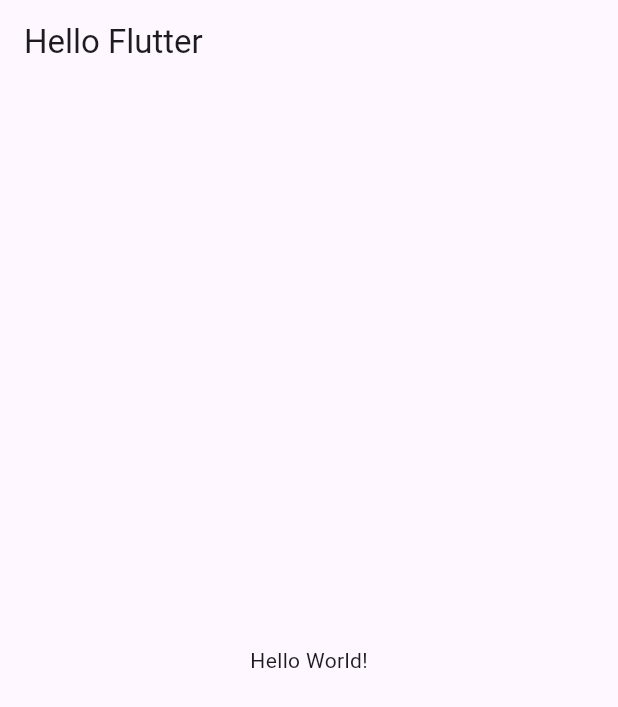
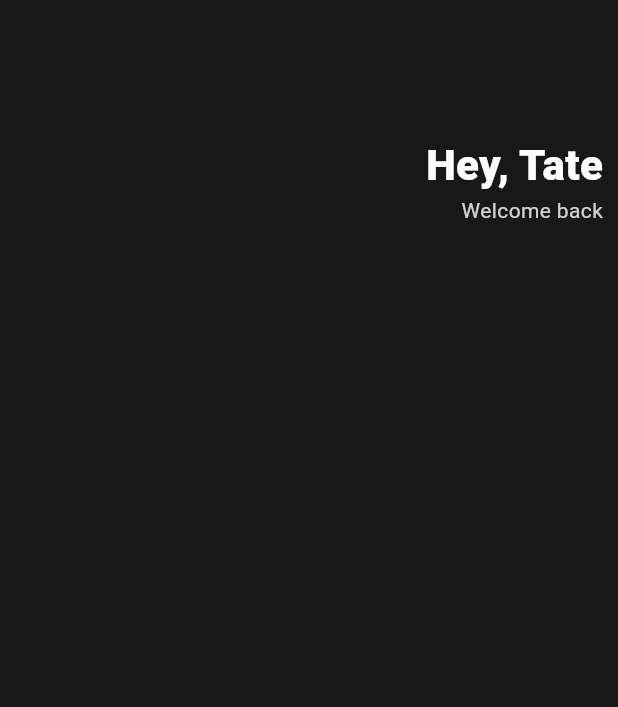
Before and after one commit to hwangtate/toonflix, a Flutter app: the screen it shows after launch, on a phone screen of 412 x 824 dp. Shown: the top 707 px of the screen. Run offline on Flutter 3.47's test engine with Material 3 defaults, Android fonts, the phone set to English and light mode, and no system bars.

Commit message:
가독성 심각하다

```diff
--- a/lib/main.dart
+++ b/lib/main.dart
@@ -9,11 +9,41 @@ class App extends StatelessWidget {
   Widget build(BuildContext context) {
     return MaterialApp(
       home: Scaffold(
-        appBar: AppBar(
-          title: Text("Hello Flutter"),
-        ),
-        body: Center(
-          child: Text("Hello World!"),
+        backgroundColor: Color(0xFF181818),
+        body: Padding(
+          padding: EdgeInsets.all(10),
+          child: Column(
+            children: [
+              SizedBox(
+                height: 80,
+              ),
+              Row(
+                mainAxisAlignment: MainAxisAlignment.end,
+                children: [
+                  Column(
+                    crossAxisAlignment: CrossAxisAlignment.end,
+                    children: [
+                      Text(
+                        "Hey, Tate",
+                        style: TextStyle(
+                          color: Colors.white,
+                          fontSize: 28,
+                          fontWeight: FontWeight.w800,
+                        ),
+                      ),
+                      Text(
+                        "Welcome back",
+                        style: TextStyle(
+                          color: Colors.white.withOpacity(0.8),
+                          fontSize: 14,
+                        ),
+                      ),
+                    ],
+                  )
+                ],
+              )
+            ],
+          ),
         ),
       ),
     );
```
